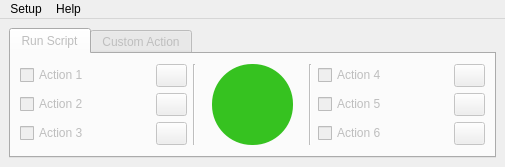
The window that CRBTool/boilerdata/backup/crb_window.ui (davidas13/CRBTool) describes before a commit, drawn with Qt 5.
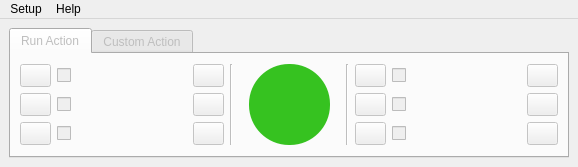
The same window after the commit. Icons and pictures are not drawn.

```diff
--- a/CRBTool/boilerdata/backup/crb_window.ui
+++ b/CRBTool/boilerdata/backup/crb_window.ui
@@ -6,13 +6,13 @@
    <rect>
     <x>0</x>
     <y>0</y>
-    <width>505</width>
+    <width>578</width>
     <height>167</height>
    </rect>
   </property>
   <property name="minimumSize">
    <size>
-    <width>505</width>
+    <width>578</width>
     <height>167</height>
    </size>
   </property>
@@ -49,7 +49,7 @@
       </property>
       <widget class="QWidget" name="run_tab">
        <attribute name="title">
-        <string>Run Script</string>
+        <string>Run Action</string>
        </attribute>
        <layout class="QVBoxLayout" name="verticalLayout">
         <item>
@@ -57,170 +57,7 @@
           <property name="sizeConstraint">
            <enum>QLayout::SetDefaultConstraint</enum>
           </property>
-          <item row="0" column="2" rowspan="3">
-           <widget class="Line" name="line">
-            <property name="orientation">
-             <enum>Qt::Vertical</enum>
-            </property>
-           </widget>
-          </item>
-          <item row="0" column="5">
-           <widget class="QCheckBox" name="action_4_cb">
-            <property name="text">
-             <string>Action 4</string>
-            </property>
-           </widget>
-          </item>
-          <item row="0" column="1">
-           <widget class="QPushButton" name="load_action_1_pb">
-            <property name="minimumSize">
-             <size>
-              <width>31</width>
-              <height>23</height>
-             </size>
-            </property>
-            <property name="maximumSize">
-             <size>
-              <width>31</width>
-              <height>23</height>
-             </size>
-            </property>
-            <property name="text">
-             <string/>
-            </property>
-           </widget>
-          </item>
-          <item row="0" column="6">
-           <widget class="QPushButton" name="load_action_4_pb">
-            <property name="minimumSize">
-             <size>
-              <width>31</width>
-              <height>23</height>
-             </size>
-            </property>
-            <property name="maximumSize">
-             <size>
-              <width>31</width>
-              <height>23</height>
-             </size>
-            </property>
-            <property name="text">
-             <string/>
-            </property>
-           </widget>
-          </item>
-          <item row="1" column="1">
-           <widget class="QPushButton" name="load_action_2_pb">
-            <property name="minimumSize">
-             <size>
-              <width>31</width>
-              <height>23</height>
-             </size>
-            </property>
-            <property name="maximumSize">
-             <size>
-              <width>31</width>
-              <height>23</height>
-             </size>
-            </property>
-            <property name="text">
-             <string/>
-            </property>
-           </widget>
-          </item>
-          <item row="0" column="0">
-           <widget class="QCheckBox" name="action_1_cb">
-            <property name="text">
-             <string>Action 1</string>
-            </property>
-           </widget>
-          </item>
-          <item row="1" column="0">
-           <widget class="QCheckBox" name="action_2_cb">
-            <property name="text">
-             <string>Action 2</string>
-            </property>
-           </widget>
-          </item>
-          <item row="1" column="5">
-           <widget class="QCheckBox" name="action_5_cb">
-            <property name="text">
-             <string>Action 5</string>
-            </property>
-           </widget>
-          </item>
-          <item row="1" column="6">
-           <widget class="QPushButton" name="load_action_5_pb">
-            <property name="minimumSize">
-             <size>
-              <width>31</width>
-              <height>23</height>
-             </size>
-            </property>
-            <property name="maximumSize">
-             <size>
-              <width>31</width>
-              <height>23</height>
-             </size>
-            </property>
-            <property name="text">
-             <string/>
-            </property>
-           </widget>
-          </item>
-          <item row="2" column="0">
-           <widget class="QCheckBox" name="action_3_cb">
-            <property name="text">
-             <string>Action 3</string>
-            </property>
-           </widget>
-          </item>
-          <item row="2" column="5">
-           <widget class="QCheckBox" name="action_6_cb">
-            <property name="text">
-             <string>Action 6</string>
-            </property>
-           </widget>
-          </item>
-          <item row="2" column="6">
-           <widget class="QPushButton" name="load_action_6_pb">
-            <property name="minimumSize">
-             <size>
-              <width>31</width>
-              <height>23</height>
-             </size>
-            </property>
-            <property name="maximumSize">
-             <size>
-              <width>31</width>
-              <height>23</height>
-             </size>
-            </property>
-            <property name="text">
-             <string/>
-            </property>
-           </widget>
-          </item>
-          <item row="2" column="1">
-           <widget class="QPushButton" name="load_action_3_pb">
-            <property name="minimumSize">
-             <size>
-              <width>31</width>
-              <height>23</height>
-             </size>
-            </property>
-            <property name="maximumSize">
-             <size>
-              <width>31</width>
-              <height>23</height>
-             </size>
-            </property>
-            <property name="text">
-             <string/>
-            </property>
-           </widget>
-          </item>
-          <item row="0" column="3" rowspan="3">
+          <item row="0" column="5" rowspan="3">
            <widget class="QFrame" name="frame_2">
             <property name="minimumSize">
              <size>
@@ -296,13 +133,353 @@
             </widget>
            </widget>
           </item>
-          <item row="0" column="4" rowspan="3">
+          <item row="1" column="8">
+           <widget class="QCheckBox" name="action_5_cb">
+            <property name="minimumSize">
+             <size>
+              <width>0</width>
+              <height>0</height>
+             </size>
+            </property>
+            <property name="maximumSize">
+             <size>
+              <width>16777215</width>
+              <height>16777215</height>
+             </size>
+            </property>
+           </widget>
+          </item>
+          <item row="0" column="8">
+           <widget class="QCheckBox" name="action_4_cb">
+            <property name="minimumSize">
+             <size>
+              <width>0</width>
+              <height>0</height>
+             </size>
+            </property>
+            <property name="maximumSize">
+             <size>
+              <width>16777215</width>
+              <height>16777215</height>
+             </size>
+            </property>
+           </widget>
+          </item>
+          <item row="2" column="8">
+           <widget class="QCheckBox" name="action_6_cb">
+            <property name="minimumSize">
+             <size>
+              <width>0</width>
+              <height>0</height>
+             </size>
+            </property>
+            <property name="maximumSize">
+             <size>
+              <width>16777215</width>
+              <height>16777215</height>
+             </size>
+            </property>
+           </widget>
+          </item>
+          <item row="2" column="7">
+           <widget class="QPushButton" name="load_action_6_pb">
+            <property name="minimumSize">
+             <size>
+              <width>31</width>
+              <height>23</height>
+             </size>
+            </property>
+            <property name="maximumSize">
+             <size>
+              <width>31</width>
+              <height>23</height>
+             </size>
+            </property>
+            <property name="text">
+             <string/>
+            </property>
+           </widget>
+          </item>
+          <item row="1" column="1">
+           <widget class="QPushButton" name="load_action_2_pb">
+            <property name="minimumSize">
+             <size>
+              <width>31</width>
+              <height>23</height>
+             </size>
+            </property>
+            <property name="maximumSize">
+             <size>
+              <width>31</width>
+              <height>23</height>
+             </size>
+            </property>
+            <property name="text">
+             <string/>
+            </property>
+           </widget>
+          </item>
+          <item row="1" column="7">
+           <widget class="QPushButton" name="load_action_5_pb">
+            <property name="minimumSize">
+             <size>
+              <width>31</width>
+              <height>23</height>
+             </size>
+            </property>
+            <property name="maximumSize">
+             <size>
+              <width>31</width>
+              <height>23</height>
+             </size>
+            </property>
+            <property name="text">
+             <string/>
+            </property>
+           </widget>
+          </item>
+          <item row="2" column="9">
+           <widget class="QPushButton" name="btn_run_6_pb">
+            <property name="minimumSize">
+             <size>
+              <width>31</width>
+              <height>23</height>
+             </size>
+            </property>
+            <property name="maximumSize">
+             <size>
+              <width>31</width>
+              <height>23</height>
+             </size>
+            </property>
+            <property name="icon">
+             <iconset>
+              <normaloff>../icons/action_.png</normaloff>../icons/action_.png</iconset>
+            </property>
+           </widget>
+          </item>
+          <item row="0" column="9">
+           <widget class="QPushButton" name="btn_run_4_pb">
+            <property name="minimumSize">
+             <size>
+              <width>31</width>
+              <height>23</height>
+             </size>
+            </property>
+            <property name="maximumSize">
+             <size>
+              <width>31</width>
+              <height>23</height>
+             </size>
+            </property>
+            <property name="icon">
+             <iconset>
+              <normaloff>../icons/action_.png</normaloff>../icons/action_.png</iconset>
+            </property>
+           </widget>
+          </item>
+          <item row="0" column="3">
+           <widget class="QPushButton" name="btn_run_1_pb">
+            <property name="minimumSize">
+             <size>
+              <width>31</width>
+              <height>23</height>
+             </size>
+            </property>
+            <property name="maximumSize">
+             <size>
+              <width>31</width>
+              <height>23</height>
+             </size>
+            </property>
+            <property name="layoutDirection">
+             <enum>Qt::LeftToRight</enum>
+            </property>
+            <property name="icon">
+             <iconset>
+              <normaloff>../icons/action_.png</normaloff>../icons/action_.png</iconset>
+            </property>
+           </widget>
+          </item>
+          <item row="1" column="2">
+           <widget class="QCheckBox" name="action_2_cb">
+            <property name="minimumSize">
+             <size>
+              <width>0</width>
+              <height>0</height>
+             </size>
+            </property>
+            <property name="maximumSize">
+             <size>
+              <width>16777215</width>
+              <height>16777215</height>
+             </size>
+            </property>
+           </widget>
+          </item>
+          <item row="0" column="1">
+           <widget class="QPushButton" name="load_action_1_pb">
+            <property name="minimumSize">
+             <size>
+              <width>31</width>
+              <height>23</height>
+             </size>
+            </property>
+            <property name="maximumSize">
+             <size>
+              <width>31</width>
+              <height>23</height>
+             </size>
+            </property>
+            <property name="text">
+             <string/>
+            </property>
+           </widget>
+          </item>
+          <item row="2" column="2">
+           <widget class="QCheckBox" name="action_3_cb">
+            <property name="minimumSize">
+             <size>
+              <width>0</width>
+              <height>0</height>
+             </size>
+            </property>
+            <property name="maximumSize">
+             <size>
+              <width>16777215</width>
+              <height>16777215</height>
+             </size>
+            </property>
+           </widget>
+          </item>
+          <item row="2" column="1">
+           <widget class="QPushButton" name="load_action_3_pb">
+            <property name="minimumSize">
+             <size>
+              <width>31</width>
+              <height>23</height>
+             </size>
+            </property>
+            <property name="maximumSize">
+             <size>
+              <width>31</width>
+              <height>23</height>
+             </size>
+            </property>
+            <property name="text">
+             <string/>
+            </property>
+           </widget>
+          </item>
+          <item row="1" column="9">
+           <widget class="QPushButton" name="btn_run_5_pb">
+            <property name="minimumSize">
+             <size>
+              <width>31</width>
+              <height>23</height>
+             </size>
+            </property>
+            <property name="maximumSize">
+             <size>
+              <width>31</width>
+              <height>23</height>
+             </size>
+            </property>
+            <property name="icon">
+             <iconset>
+              <normaloff>../icons/action_.png</normaloff>../icons/action_.png</iconset>
+            </property>
+           </widget>
+          </item>
+          <item row="0" column="7">
+           <widget class="QPushButton" name="load_action_4_pb">
+            <property name="minimumSize">
+             <size>
+              <width>31</width>
+              <height>23</height>
+             </size>
+            </property>
+            <property name="maximumSize">
+             <size>
+              <width>31</width>
+              <height>23</height>
+             </size>
+            </property>
+            <property name="text">
+             <string/>
+            </property>
+           </widget>
+          </item>
+          <item row="0" column="2">
+           <widget class="QCheckBox" name="action_1_cb">
+            <property name="minimumSize">
+             <size>
+              <width>0</width>
+              <height>0</height>
+             </size>
+            </property>
+            <property name="maximumSize">
+             <size>
+              <width>16777215</width>
+              <height>16777215</height>
+             </size>
+            </property>
+           </widget>
+          </item>
+          <item row="0" column="6" rowspan="3">
            <widget class="Line" name="line_2">
             <property name="orientation">
              <enum>Qt::Vertical</enum>
             </property>
            </widget>
           </item>
+          <item row="2" column="3">
+           <widget class="QPushButton" name="btn_run_3_pb">
+            <property name="minimumSize">
+             <size>
+              <width>31</width>
+              <height>23</height>
+             </size>
+            </property>
+            <property name="maximumSize">
+             <size>
+              <width>31</width>
+              <height>23</height>
+             </size>
+            </property>
+            <property name="icon">
+             <iconset>
+              <normaloff>../icons/action_.png</normaloff>../icons/action_.png</iconset>
+            </property>
+           </widget>
+          </item>
+          <item row="1" column="3">
+           <widget class="QPushButton" name="btn_run_2_pb">
+            <property name="minimumSize">
+             <size>
+              <width>31</width>
+              <height>23</height>
+             </size>
+            </property>
+            <property name="maximumSize">
+             <size>
+              <width>31</width>
+              <height>23</height>
+             </size>
+            </property>
+            <property name="icon">
+             <iconset>
+              <normaloff>../icons/action_.png</normaloff>../icons/action_.png</iconset>
+            </property>
+           </widget>
+          </item>
+          <item row="0" column="4" rowspan="3">
+           <widget class="Line" name="line">
+            <property name="orientation">
+             <enum>Qt::Vertical</enum>
+            </property>
+           </widget>
+          </item>
          </layout>
         </item>
        </layout>
@@ -610,7 +787,7 @@
     <rect>
      <x>0</x>
      <y>0</y>
-     <width>505</width>
+     <width>578</width>
      <height>21</height>
     </rect>
    </property>
```
Left out of the diff: 39 changed lines with no effect on the pictures.
